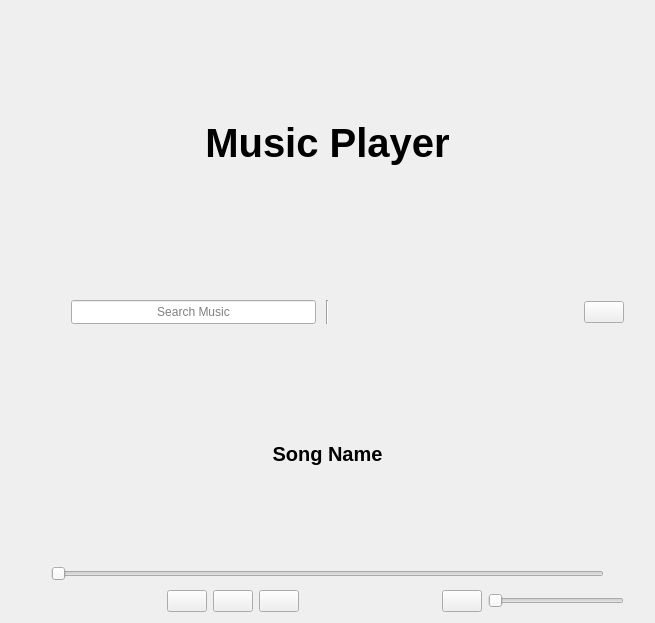
First picture: the form in src/Components/MusicPlayer/MusicPlayer.ui, repository xuexiaolei1997/QTTool, before the edit.
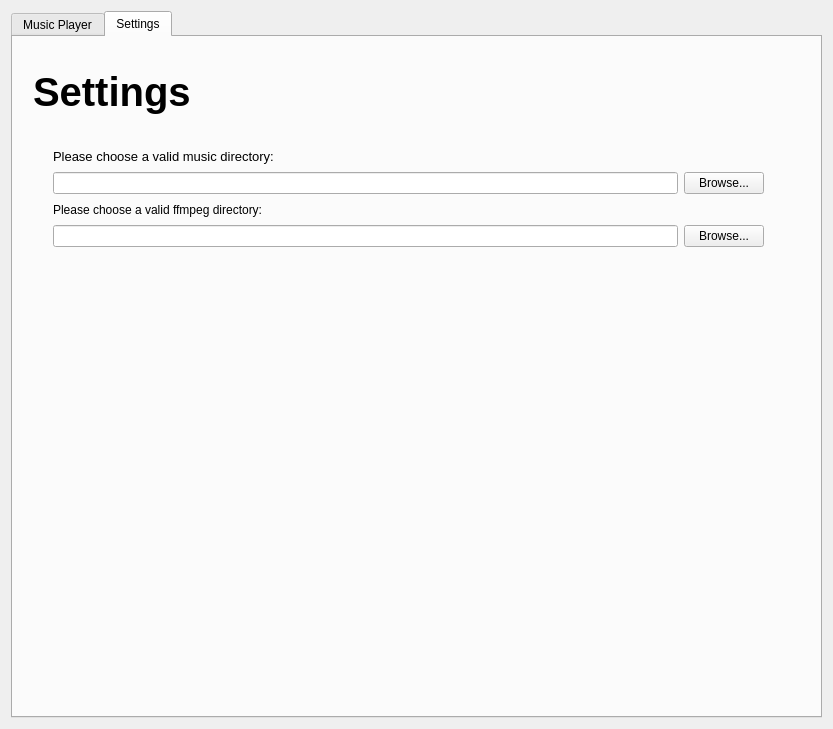
Second picture: the form after the edit. The open tabs and pages were chosen to show the change. Icons and pictures are not drawn.

```diff
--- a/src/Components/MusicPlayer/MusicPlayer.ui
+++ b/src/Components/MusicPlayer/MusicPlayer.ui
@@ -6,8 +6,8 @@
    <rect>
     <x>0</x>
     <y>0</y>
-    <width>655</width>
-    <height>623</height>
+    <width>833</width>
+    <height>729</height>
    </rect>
   </property>
   <property name="windowTitle">
@@ -17,25 +17,18 @@
    <iconset resource="musicplayer.qrc">
     <normaloff>:/icons/icons/album.svg</normaloff>:/icons/icons/album.svg</iconset>
   </property>
+  <layout class="QVBoxLayout" name="verticalLayout_3">
+   <item>
+    <widget class="QTabWidget" name="tabWidget">
+     <property name="currentIndex">
+      <number>0</number>
+     </property>
+     <widget class="QWidget" name="tab_MusicPlayer">
+      <attribute name="title">
+       <string>Music Player</string>
+      </attribute>
   <layout class="QVBoxLayout" name="verticalLayout">
    <item>
-    <layout class="QHBoxLayout" name="horizontalLayout">
-     <property name="spacing">
-      <number>20</number>
-     </property>
-     <property name="leftMargin">
-      <number>20</number>
-     </property>
-     <property name="topMargin">
-      <number>20</number>
-     </property>
-     <property name="rightMargin">
-      <number>20</number>
-     </property>
-     <property name="bottomMargin">
-      <number>20</number>
-     </property>
-     <item>
       <widget class="QLabel" name="label">
        <property name="font">
         <font>
@@ -56,8 +49,6 @@
        </property>
       </widget>
      </item>
-    </layout>
-   </item>
    <item>
     <layout class="QVBoxLayout" name="verticalLayout_tablelist">
      <property name="spacing">
@@ -95,7 +86,7 @@
           <enum>Qt::Horizontal</enum>
          </property>
          <property name="sizeType">
-          <enum>QSizePolicy::Minimum</enum>
+              <enum>QSizePolicy::Expanding</enum>
          </property>
          <property name="sizeHint" stdset="0">
           <size>
@@ -121,13 +112,6 @@
          </property>
         </widget>
        </item>
-       <item>
-        <widget class="Line" name="line">
-         <property name="orientation">
-          <enum>Qt::Vertical</enum>
-         </property>
-        </widget>
-       </item>
        <item>
         <spacer name="horizontalSpacer_4">
          <property name="orientation">
@@ -144,31 +128,11 @@
          </property>
         </spacer>
        </item>
-       <item>
-        <widget class="QPushButton" name="pushButton_ChangeDir">
-         <property name="statusTip">
-          <string>Select Music Folder</string>
-         </property>
-         <property name="whatsThis">
-          <string>Select Music Folder</string>
-         </property>
-         <property name="text">
-          <string/>
-         </property>
-         <property name="icon">
-          <iconset resource="musicplayer.qrc">
-           <normaloff>:/icons/icons/settings.svg</normaloff>:/icons/icons/settings.svg</iconset>
-         </property>
-         <property name="shortcut">
-          <string>Ctrl+O</string>
-         </property>
-         <property name="default">
-          <bool>false</bool>
-         </property>
-        </widget>
-       </item>
-      </layout>
-     </item>
+          </layout>
+         </item>
+         <item>
+          <widget class="QTableView" name="tableView_Music"/>
+         </item>
     </layout>
    </item>
    <item>
@@ -334,6 +298,107 @@
       </layout>
      </item>
     </layout>
+       </item>
+      </layout>
+     </widget>
+     <widget class="QWidget" name="tab_Settings">
+      <attribute name="title">
+       <string>Settings</string>
+      </attribute>
+      <widget class="QLabel" name="label_2">
+       <property name="geometry">
+        <rect>
+         <x>20</x>
+         <y>10</y>
+         <width>573</width>
+         <height>90</height>
+        </rect>
+       </property>
+       <property name="font">
+        <font>
+         <family>Arial</family>
+         <pointsize>30</pointsize>
+         <weight>75</weight>
+         <bold>true</bold>
+        </font>
+       </property>
+       <property name="text">
+        <string>Settings</string>
+       </property>
+       <property name="alignment">
+        <set>Qt::AlignLeading|Qt::AlignLeft|Qt::AlignVCenter</set>
+       </property>
+       <property name="margin">
+        <number>20</number>
+       </property>
+      </widget>
+      <widget class="QWidget" name="gridLayoutWidget">
+       <property name="geometry">
+        <rect>
+         <x>30</x>
+         <y>100</y>
+         <width>731</width>
+         <height>120</height>
+        </rect>
+       </property>
+       <layout class="QGridLayout" name="gridLayout">
+        <property name="leftMargin">
+         <number>10</number>
+        </property>
+        <property name="topMargin">
+         <number>10</number>
+        </property>
+        <property name="rightMargin">
+         <number>10</number>
+        </property>
+        <property name="bottomMargin">
+         <number>10</number>
+        </property>
+        <item row="0" column="0">
+         <widget class="QLabel" name="label_musicdirectory">
+          <property name="font">
+           <font>
+            <pointsize>10</pointsize>
+            <weight>50</weight>
+            <bold>false</bold>
+           </font>
+          </property>
+          <property name="text">
+           <string>Please choose a valid music directory:</string>
+          </property>
+         </widget>
+        </item>
+        <item row="3" column="0">
+         <widget class="QLineEdit" name="ffmpegDirInput"/>
+        </item>
+        <item row="3" column="1">
+         <widget class="QPushButton" name="ffmpeg_pathBrowse">
+          <property name="text">
+           <string>Browse...</string>
+          </property>
+         </widget>
+        </item>
+        <item row="1" column="0">
+         <widget class="QLineEdit" name="musicLocationInput"/>
+        </item>
+        <item row="1" column="1">
+         <widget class="QPushButton" name="musicLocationBrowse">
+          <property name="text">
+           <string>Browse...</string>
+          </property>
+         </widget>
+        </item>
+        <item row="2" column="0">
+         <widget class="QLabel" name="label_ffmpeg">
+          <property name="text">
+           <string>Please choose a valid ffmpeg directory:</string>
+          </property>
+         </widget>
+        </item>
+       </layout>
+      </widget>
+     </widget>
+    </widget>
    </item>
   </layout>
  </widget>
```
Lines whose indentation alone changed are shown as unchanged.
